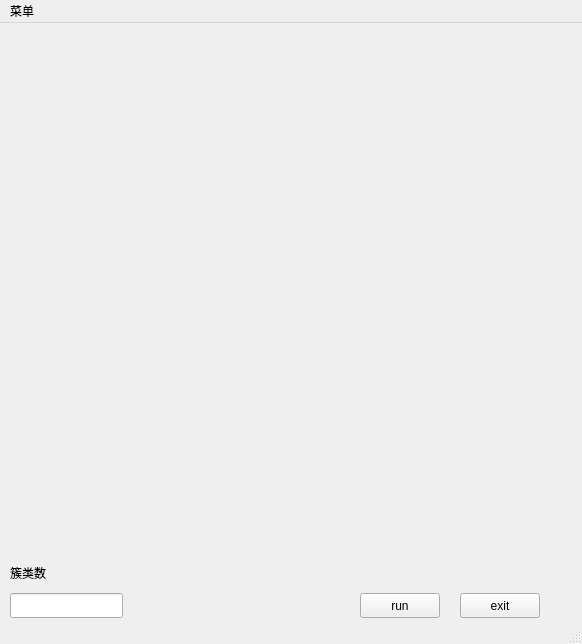
Qt form de2.ui (nuisttudou/Qt-Bigdata-Course-Design) before a commit.
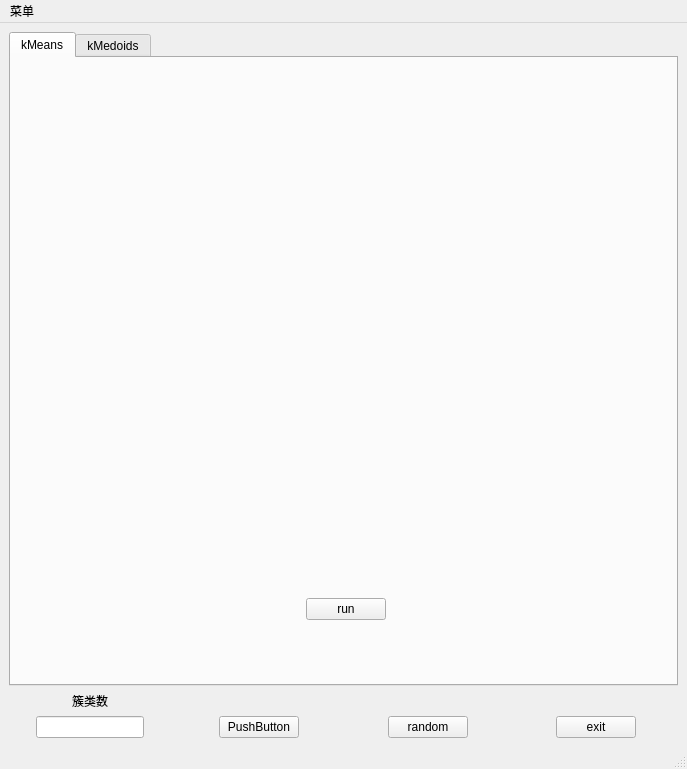
The same form after that commit.

Patch:
```diff
--- a/de2.ui
+++ b/de2.ui
@@ -6,83 +6,164 @@
    <rect>
     <x>0</x>
     <y>0</y>
-    <width>582</width>
-    <height>644</height>
+    <width>687</width>
+    <height>769</height>
    </rect>
   </property>
   <property name="windowTitle">
    <string>MainWindow</string>
   </property>
   <widget class="QWidget" name="centralwidget">
-   <widget class="QPushButton" name="exitButton">
-    <property name="geometry">
-     <rect>
-      <x>460</x>
-      <y>570</y>
-      <width>80</width>
-      <height>25</height>
-     </rect>
-    </property>
-    <property name="text">
-     <string>exit</string>
-    </property>
-    <property name="autoDefault">
-     <bool>false</bool>
-    </property>
-   </widget>
-   <widget class="QPushButton" name="runButton">
-    <property name="geometry">
-     <rect>
-      <x>360</x>
-      <y>570</y>
-      <width>80</width>
-      <height>25</height>
-     </rect>
-    </property>
-    <property name="text">
-     <string>run</string>
-    </property>
-   </widget>
-   <widget class="QWidget" name="content_plot" native="true">
-    <property name="geometry">
-     <rect>
-      <x>40</x>
-      <y>20</y>
-      <width>500</width>
-      <height>500</height>
-     </rect>
-    </property>
-   </widget>
-   <widget class="QLineEdit" name="class_num_lineEdit">
-    <property name="geometry">
-     <rect>
-      <x>10</x>
-      <y>570</y>
-      <width>113</width>
-      <height>25</height>
-     </rect>
-    </property>
-   </widget>
-   <widget class="QLabel" name="label">
-    <property name="geometry">
-     <rect>
-      <x>10</x>
-      <y>540</y>
-      <width>111</width>
-      <height>20</height>
-     </rect>
-    </property>
-    <property name="text">
-     <string>簇类数</string>
-    </property>
-   </widget>
+   <layout class="QVBoxLayout" name="verticalLayout_3">
+    <item>
+     <widget class="QTabWidget" name="tabWidget">
+      <property name="currentIndex">
+       <number>0</number>
+      </property>
+      <widget class="QWidget" name="tab1">
+       <property name="enabled">
+        <bool>true</bool>
+       </property>
+       <attribute name="title">
+        <string>kMeans</string>
+       </attribute>
+       <widget class="QWidget" name="verticalLayoutWidget">
+        <property name="geometry">
+         <rect>
+          <x>10</x>
+          <y>10</y>
+          <width>651</width>
+          <height>591</height>
+         </rect>
+        </property>
+        <layout class="QVBoxLayout" name="verticalLayout_2">
+         <item>
+          <widget class="QWidget" name="kmeans_content_plot" native="true"/>
+         </item>
+         <item>
+          <widget class="QWidget" name="widget" native="true">
+           <property name="minimumSize">
+            <size>
+             <width>0</width>
+             <height>100</height>
+            </size>
+           </property>
+           <property name="maximumSize">
+            <size>
+             <width>10000</width>
+             <height>100</height>
+            </size>
+           </property>
+           <layout class="QGridLayout" name="gridLayout_2">
+            <item row="1" column="1" alignment="Qt::AlignHCenter|Qt::AlignVCenter">
+             <widget class="QPushButton" name="runButton_kMeans">
+              <property name="text">
+               <string>run</string>
+              </property>
+             </widget>
+            </item>
+           </layout>
+          </widget>
+         </item>
+        </layout>
+       </widget>
+      </widget>
+      <widget class="QWidget" name="tab_2">
+       <attribute name="title">
+        <string>kMedoids</string>
+       </attribute>
+       <widget class="QWidget" name="verticalLayoutWidget_2">
+        <property name="geometry">
+         <rect>
+          <x>9</x>
+          <y>9</y>
+          <width>651</width>
+          <height>591</height>
+         </rect>
+        </property>
+        <layout class="QVBoxLayout" name="verticalLayout_4">
+         <item>
+          <widget class="QWidget" name="kmedoids_content_plot" native="true"/>
+         </item>
+         <item>
+          <widget class="QWidget" name="widget_3" native="true">
+           <property name="minimumSize">
+            <size>
+             <width>0</width>
+             <height>100</height>
+            </size>
+           </property>
+           <property name="maximumSize">
+            <size>
+             <width>16777215</width>
+             <height>100</height>
+            </size>
+           </property>
+           <layout class="QGridLayout" name="gridLayout_4">
+            <item row="0" column="0" alignment="Qt::AlignHCenter|Qt::AlignVCenter">
+             <widget class="QPushButton" name="runButton_KMedoids">
+              <property name="text">
+               <string>PushButton</string>
+              </property>
+             </widget>
+            </item>
+           </layout>
+          </widget>
+         </item>
+        </layout>
+       </widget>
+      </widget>
+     </widget>
+    </item>
+    <item>
+     <layout class="QGridLayout" name="gridLayout_3">
+      <item row="1" column="0" alignment="Qt::AlignHCenter|Qt::AlignVCenter">
+       <widget class="QLabel" name="label">
+        <property name="text">
+         <string>簇类数</string>
+        </property>
+       </widget>
+      </item>
+      <item row="2" column="3" alignment="Qt::AlignHCenter|Qt::AlignVCenter">
+       <widget class="QPushButton" name="exitButton">
+        <property name="text">
+         <string>exit</string>
+        </property>
+        <property name="autoDefault">
+         <bool>false</bool>
+        </property>
+       </widget>
+      </item>
+      <item row="2" column="0" alignment="Qt::AlignHCenter|Qt::AlignVCenter">
+       <widget class="QLineEdit" name="class_num_lineEdit"/>
+      </item>
+      <item row="0" column="0">
+       <layout class="QGridLayout" name="gridLayout"/>
+      </item>
+      <item row="2" column="1" alignment="Qt::AlignHCenter|Qt::AlignVCenter">
+       <widget class="QPushButton" name="clear_all_Button">
+        <property name="text">
+         <string>PushButton</string>
+        </property>
+       </widget>
+      </item>
+      <item row="2" column="2" alignment="Qt::AlignHCenter|Qt::AlignVCenter">
+       <widget class="QPushButton" name="randomButton">
+        <property name="text">
+         <string>random</string>
+        </property>
+       </widget>
+      </item>
+     </layout>
+    </item>
+   </layout>
   </widget>
   <widget class="QMenuBar" name="menubar">
    <property name="geometry">
     <rect>
      <x>0</x>
      <y>0</y>
-     <width>582</width>
+     <width>687</width>
      <height>22</height>
     </rect>
    </property>
```
Left out of the diff: 12 changed lines with no effect on the pictures.
